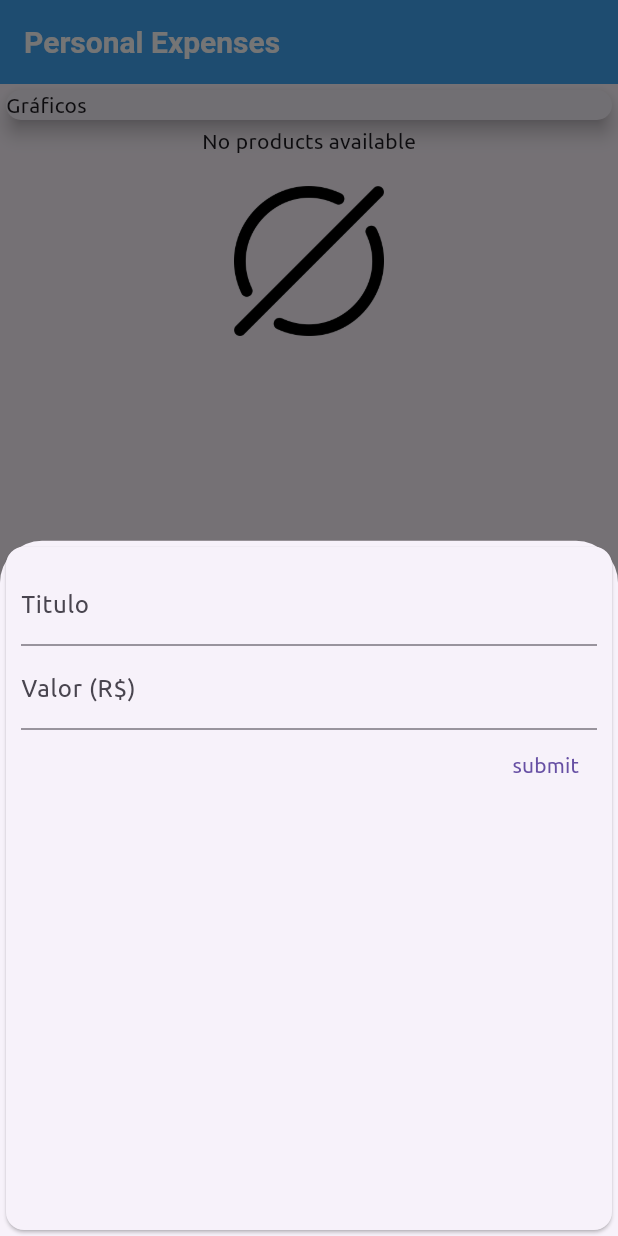
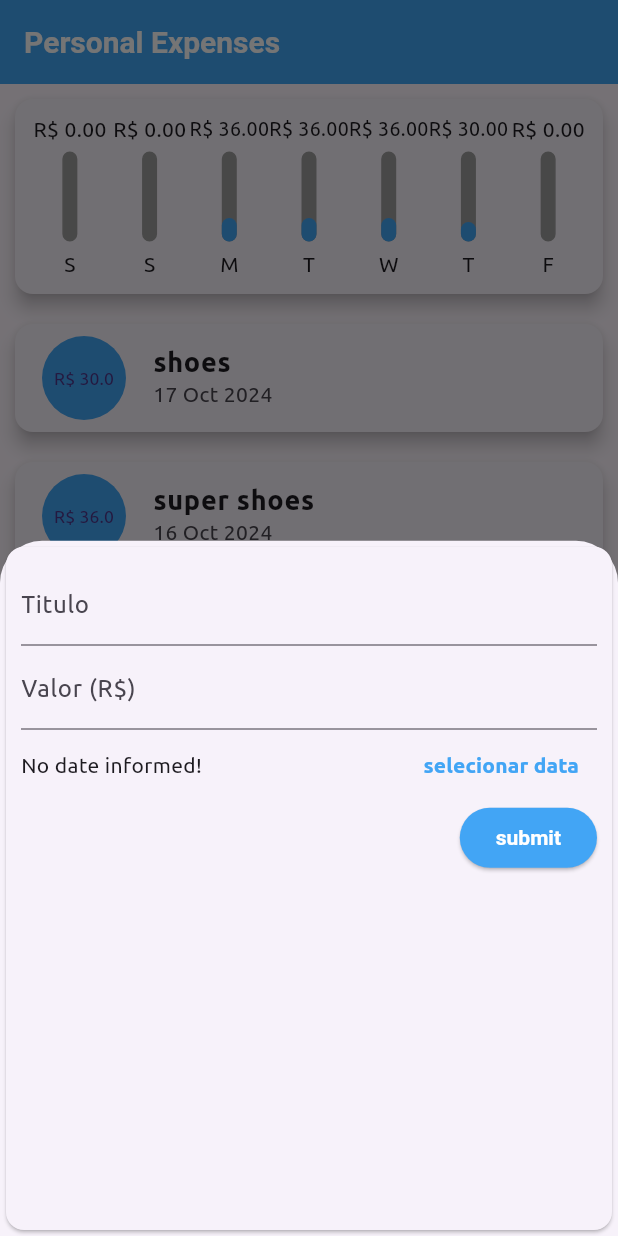
Before and after one commit to Logout-Game-Studio/personal_expenses, a Flutter app: the screen it shows after launch, after a tap on the "add" icon, on a phone screen of 412 x 824 dp. Run offline on Flutter 3.47's test engine with Material 3 defaults, Android fonts, the phone set to English and light mode, and no system bars; project files that could hold a hidden picture were left out.

Commit message:
now transaction receive dateInput

```diff
--- /dev/null
+++ b/lib/components/chart.dart
@@ -0,0 +1,64 @@
+import 'package:flutter/material.dart';
+import 'package:intl/intl.dart';
+import 'package:personal_expenses/components/chart_bar.dart';
+import 'package:personal_expenses/models/transaction.dart';
+
+class Chart extends StatelessWidget {
+  final List<Transaction> transactions;
+  Chart({required this.transactions});
+
+  List<Map<String, Object>> get groupedTransactions {
+    return List.generate(7, (index) {
+      final weekDay = DateTime.now().subtract(Duration(days: index));
+      double sum = 0.0;
+
+      for (var i = 0; i < transactions.length; i++) {
+        if (_isSameDate(transactions[i].date, weekDay)) {
+          sum += transactions[i].value;
+        }
+      }
+
+      return {
+        'day': DateFormat.E().format(weekDay)[0],
+        'value': sum,
+      };
+    }).reversed.toList();
+  }
+
+  bool _isSameDate(DateTime a, DateTime b) {
+    bool isSameDate = a.year == b.year && a.month == b.month && a.day == b.day;
+    return isSameDate;
+  }
+
+  double get _weekTotalValue {
+    return groupedTransactions.fold(0.0, (sum, t) {
+      return sum + (t['value'] as double);
+    });
+  }
+
+  @override
+  Widget build(BuildContext context) {
+    return Card(
+      elevation: 5,
+      margin: EdgeInsets.all(10),
+      child: Padding(
+        padding: const EdgeInsets.all(10),
+        child: Row(
+          mainAxisAlignment: MainAxisAlignment.spaceEvenly,
+          children: groupedTransactions.map((t) {
+            return Flexible(
+              fit: FlexFit.tight,
+              child: ChartBar(
+                label: t['day'] as String,
+                value: t['value'] as double,
+                percentage: t['value'] as double == 0
+                    ? 0
+                    : (t['value'] as double) / _weekTotalValue,
+              ),
+            );
+          }).toList(),
+        ),
+      ),
+    );
+  }
+}
--- /dev/null
+++ b/lib/components/chart_bar.dart
@@ -0,0 +1,57 @@
+import 'package:flutter/material.dart';
+
+class ChartBar extends StatelessWidget {
+  final String label;
+  final double value;
+  final double percentage;
+
+  ChartBar({
+    required this.label,
+    required this.value,
+    required this.percentage,
+  });
+
+  @override
+  Widget build(BuildContext context) {
+    return Column(
+      children: [
+        Container(
+          height: 20,
+          child: FittedBox(
+            child: Text("R\$ ${value.toStringAsFixed(2)}"),
+          ),
+        ),
+        SizedBox(height: 5),
+        Container(
+          height: 60,
+          width: 10,
+          child: Stack(
+            alignment: Alignment.bottomCenter,
+            children: [
+              Container(
+                decoration: BoxDecoration(
+                    border: Border.all(
+                      color: Colors.grey,
+                      width: 1,
+                    ),
+                    color: Colors.grey.shade500,
+                    borderRadius: BorderRadius.circular(5)),
+              ),
+              FractionallySizedBox(
+                heightFactor: percentage,
+                child: Container(
+                  decoration: BoxDecoration(
+                    color: Theme.of(context).primaryColor,
+                    borderRadius: BorderRadius.circular(5),
+                  ),
+                ),
+              )
+            ],
+          ),
+        ),
+        SizedBox(height: 5),
+        Text(label)
+      ],
+    );
+  }
+}
--- a/lib/components/transaction_form.dart
+++ b/lib/components/transaction_form.dart
@@ -1,8 +1,9 @@
 import 'package:flutter/material.dart';
 import 'package:flutter/services.dart';
+import 'package:intl/intl.dart';
 
 class TransactionForm extends StatefulWidget {
-  final Function(String, double) onSubmit;
+  final Function(String, double, DateTime) onSubmit;
 
   TransactionForm({required this.onSubmit});
 
@@ -11,16 +12,30 @@ class TransactionForm extends StatefulWidget {
 }
 
 class _TransactionFormState extends State<TransactionForm> {
-  final tittleTextController = TextEditingController();
-
-  final valueTextController = TextEditingController();
+  final _tittleTextController = TextEditingController();
+  final _valueTextController = TextEditingController();
+  DateTime? _selectedDate = null;
 
   void _submit() {
-    var tittle = tittleTextController.text;
-    var value = double.tryParse(valueTextController.text) ?? 0.0;
-    if (tittle.isNotEmpty) {
-      widget.onSubmit(tittle, value);
+    var tittle = _tittleTextController.text;
+    var value = double.tryParse(_valueTextController.text) ?? 0.0;
+    if (tittle.isNotEmpty && _selectedDate != null) {
+      widget.onSubmit(tittle, value, _selectedDate!);
     }
+  }
+
+  void _showDatePicker() {
+    showDatePicker(
+            context: context,
+            firstDate: DateTime(1900),
+            lastDate: DateTime.now())
+        .then((date) {
+      if (date != null) {
+        setState(() {
+          _selectedDate = date!;
+        });
+      }
+    });
   }
 
   @override
@@ -32,7 +47,7 @@ class _TransactionFormState extends State<TransactionForm> {
           children: [
             TextField(
               decoration: InputDecoration(labelText: 'Titulo'),
-              controller: tittleTextController,
+              controller: _tittleTextController,
               onSubmitted: (_) => _submit(),
             ),
             TextField(
@@ -43,16 +58,40 @@ class _TransactionFormState extends State<TransactionForm> {
               // inputFormatters: <TextInputFormatter>[
               //   FilteringTextInputFormatter.allow(RegExp(r'[0-9]+[.,]')),
               // ],
-              controller: valueTextController,
+              controller: _valueTextController,
+            ),
+            Row(
+              children: [
+                Expanded(
+                  child: Text(_selectedDate == null
+                      ? 'No date informed!'
+                      : "Informed date: ${DateFormat('d/M/y').format(_selectedDate!)}"),
+                ),
+                TextButton(
+                  onPressed: () {
+                    _showDatePicker();
+                  },
+                  child: Text(
+                    'selecionar data',
+                    style: TextStyle(
+                        color: Theme.of(context).primaryColor,
+                        fontWeight: FontWeight.bold),
+                  ),
+                )
+              ],
             ),
             Row(
               mainAxisAlignment: MainAxisAlignment.end,
               children: [
-                TextButton(
+                ElevatedButton(
+                    style: Theme.of(context).elevatedButtonTheme.style,
                     onPressed: () {
                       _submit();
                     },
-                    child: Text("submit"))
+                    child: Text(
+                      "submit",
+                      style: TextStyle(color: Colors.white),
+                    ))
               ],
             )
           ],
--- a/lib/components/transaction_list.dart
+++ b/lib/components/transaction_list.dart
@@ -17,42 +17,60 @@ class TransactionList extends StatelessWidget {
                 itemBuilder: (ctx, idx) {
                   var t = transactions[idx];
                   return Card(
-                    child: Row(
-                      // crossAxisAlignment: CrossAxisAlignment.start,
-                      mainAxisAlignment: MainAxisAlignment.start,
-                      children: [
-                        Container(
-                            margin: EdgeInsets.all(10),
-                            decoration: BoxDecoration(
-                              border: Border.all(
-                                color: Theme.of(ctx).primaryColor,
-                                width: 2,
-                              ),
-                            ),
-                            padding: EdgeInsets.all(10),
-                            child: Text(
-                              "R\$ ${t.value.toStringAsFixed(2)}",
-                              style:
-                                  TextStyle(color: Theme.of(ctx).primaryColor),
-                            )),
-                        Column(
-                          crossAxisAlignment: CrossAxisAlignment.start,
-                          children: [
-                            Text(
-                              t.title,
-                              style: Theme.of(context).textTheme.labelMedium,
-                            ),
-                            Text(
-                              DateFormat('d MMM y').format(t.date),
-                              style: TextStyle(
-                                color: Color.fromARGB(255, 88, 88, 88),
-                              ),
-                            ),
-                          ],
-                        ),
-                      ],
+                    margin: EdgeInsets.all(10),
+                    elevation: 5,
+                    child: ListTile(
+                      title: Text(
+                        t.title,
+                        style: Theme.of(context).textTheme.labelMedium,
+                      ),
+                      subtitle: Text(DateFormat('d MMM y').format(t.date)),
+                      leading: CircleAvatar(
+                        radius: 30,
+                        backgroundColor: Theme.of(context).primaryColor,
+                        child: Padding(
+                            padding: const EdgeInsets.all(10),
+                            child: FittedBox(child: Text('R\$ ${t.value}'))),
+                      ),
                     ),
                   );
+                  // return Card(
+                  //   child: Row(
+                  //     // crossAxisAlignment: CrossAxisAlignment.start,
+                  //     mainAxisAlignment: MainAxisAlignment.start,
+                  //     children: [
+                  //       Container(
+                  //           margin: EdgeInsets.all(10),
+                  //           decoration: BoxDecoration(
+                  //             border: Border.all(
+                  //               color: Theme.of(ctx).primaryColor,
+                  //               width: 2,
+                  //             ),
+                  //           ),
+                  //           padding: EdgeInsets.all(10),
+                  //           child: Text(
+                  //             "R\$ ${t.value.toStringAsFixed(2)}",
+                  //             style:
+                  //                 TextStyle(color: Theme.of(ctx).primaryColor),
+                  //           )),
+                  //       Column(
+                  //         crossAxisAlignment: CrossAxisAlignment.start,
+                  //         children: [
+                  //           Text(
+                  //             t.title,
+                  //             style: Theme.of(context).textTheme.labelMedium,
+                  //           ),
+                  //           Text(
+                  //             DateFormat('d MMM y').format(t.date),
+                  //             style: TextStyle(
+                  //               color: Color.fromARGB(255, 88, 88, 88),
+                  //             ),
+                  //           ),
+                  //         ],
+                  //       ),
+                  //     ],
+                  //   ),
+                  // );
                 })
             : Column(
                 children: [
--- a/lib/main.dart
+++ b/lib/main.dart
@@ -1,6 +1,7 @@
 import 'dart:math';
 
 import 'package:flutter/material.dart';
+import 'package:personal_expenses/components/chart.dart';
 import 'package:personal_expenses/components/transaction_form.dart';
 import 'package:personal_expenses/components/transaction_list.dart';
 import 'package:personal_expenses/models/transaction.dart';
@@ -16,6 +17,16 @@
         home: HomePage(),
         theme: ThemeData(
           fontFamily: 'Ubuntu',
+          elevatedButtonTheme: ElevatedButtonThemeData(
+            style: ElevatedButton.styleFrom(
+              backgroundColor: Colors.blue.shade400,
+              textStyle: TextStyle(
+                color: Colors.white,
+                fontSize: 14,
+                fontWeight: FontWeight.bold,
+              ),
+            ),
+          ),
           appBarTheme: AppBarTheme(
               backgroundColor: Colors.blue.shade400,
               titleTextStyle: TextStyle(
@@ -42,26 +53,47 @@
 
 class _HomePageState extends State<HomePage> {
   final List<Transaction> _transactions = [
-    // Transaction(
-    //   id: "t1",
-    //   title: "shoes",
-    //   value: 30.0,
-    //   date: DateTime.now(),
-    // ),
-    // Transaction(
-    //   id: "t2",
-    //   title: "super shoes",
-    //   value: 36.0,
-    //   date: DateTime.now(),
-    // ),
+    Transaction(
+      id: "t1",
+      title: "shoes",
+      value: 30.0,
+      date: DateTime.now().subtract(Duration(days: 1)),
+    ),
+    Transaction(
+      id: "t2",
+      title: "super shoes",
+      value: 36.0,
+      date: DateTime.now().subtract(Duration(days: 2)),
+    ),
+    Transaction(
+      id: "t3",
+      title: "super shoes",
+      value: 36.0,
+      date: DateTime.now().subtract(Duration(days: 3)),
+    ),
+    Transaction(
+      id: "t4",
+      title: "super shoes",
+      value: 36.0,
+      date: DateTime.now().subtract(Duration(days: 4)),
+    ),
   ];
 
-  void _AddTransaction(String tittle, double value) {
+  ///Returns list of transactions made in the last seven days
+  List<Transaction> get _recentTransactions {
+    return _transactions.where(
+      (t) {
+        return t.date.isAfter(DateTime.now().subtract(Duration(days: 7)));
+      },
+    ).toList();
+  }
+
+  void _AddTransaction(String tittle, double value, DateTime date) {
     final nTransaction = Transaction(
       id: Random().nextDouble().toString(),
       title: tittle,
       value: value,
-      date: DateTime.now(),
+      date: date,
     );
 
     setState(() {
@@ -73,8 +105,8 @@
     showModalBottomSheet(
         context: context,
         builder: (_) {
-          return TransactionForm(onSubmit: (t, v) {
-            _AddTransaction(t, v);
+          return TransactionForm(onSubmit: (t, v, d) {
+            _AddTransaction(t, v, d);
             Navigator.of(context).pop();
           });
         });
@@ -91,9 +123,7 @@
           crossAxisAlignment: CrossAxisAlignment.stretch,
           mainAxisAlignment: MainAxisAlignment.start,
           children: [
-            Container(
-              child: Card(elevation: 5, child: Text("Gráficos")),
-            ),
+            Chart(transactions: _recentTransactions),
             TransactionList(transactions: _transactions),
           ],
         ),
```
